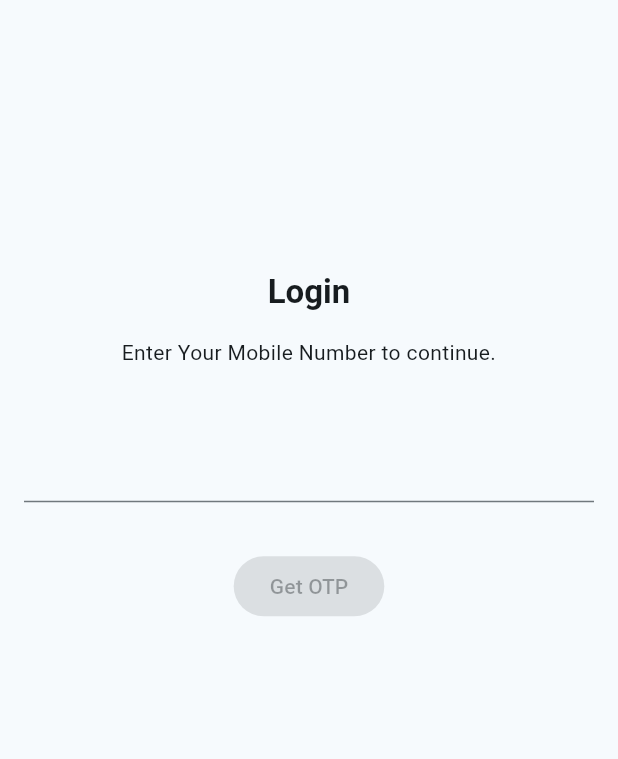
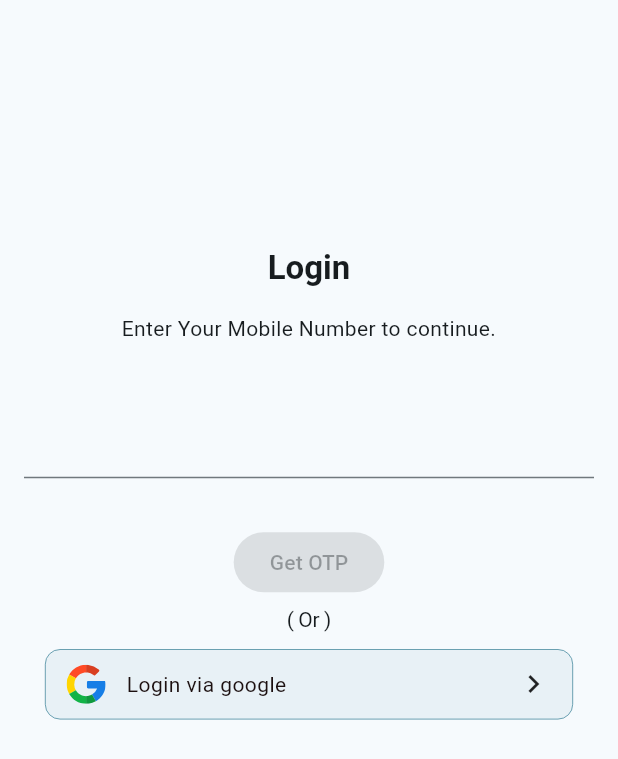
Before and after one commit to DevelopWithGaurav/chitto_tech_assignment, a Flutter app: the screen it shows after launch, on a phone screen of 412 x 824 dp. Shown: the top 759 px of the screen. Run offline on Flutter 3.47's test engine with Material 3 defaults, Android fonts, the phone set to English and light mode, and no system bars; our stand-ins replace firebase_auth, firebase_core, flutter_svg, fluttertoast, google_sign_in, pin_code_fields and 1 more; accounts and stored records are empty.

Commit message:
integrated google-signin

```diff
--- a/lib/providers/firebase_auth_provider.dart
+++ b/lib/providers/firebase_auth_provider.dart
@@ -1,5 +1,7 @@
 import 'dart:async';
 import 'dart:developer';
+
+import 'package:google_sign_in/google_sign_in.dart';
 
 import '../constant.dart';
 import '../view/dashboard_screen.dart';
@@ -12,6 +14,12 @@ import '../main.dart';
 
 class FirebaseAuthProvider with ChangeNotifier {
   FirebaseAuth? auth = FirebaseAuth.instance;
+
+  GoogleSignIn googleSignIn = GoogleSignIn(
+    scopes: <String>[
+      'email',
+    ],
+  );
 
   String phoneNumber = '';
   final phoneOTP = TextEditingController();
@@ -176,6 +184,24 @@ class FirebaseAuthProvider with ChangeNotifier {
     }
   }
 
+  Future<void> signInWithGoogle(context) async {
+    if (await googleSignIn.isSignedIn()) {
+      googleSignIn.signOut();
+    }
+    try {
+      final GoogleSignInAccount? googleUser = await googleSignIn.signIn();
+      final GoogleSignInAuthentication googleAuth =
+          await googleUser!.authentication;
+      final googleAuthCredential = GoogleAuthProvider.credential(
+        accessToken: googleAuth.accessToken,
+        idToken: googleAuth.idToken,
+      );
+      await signInWithCredential(googleAuthCredential);
+    } catch (e) {
+      log(e.toString(), name: "ERROR GOOGLE SIGNIN");
+    }
+  }
+
   Future<void> logoutFirebase() async {
     final SharedPreferences prefs = await SharedPreferences.getInstance();
 
--- a/lib/view/auth_screens/login_screen.dart
+++ b/lib/view/auth_screens/login_screen.dart
@@ -1,8 +1,10 @@
 import 'package:flutter/material.dart';
 import 'package:flutter/services.dart';
+import 'package:flutter_svg/svg.dart';
 import 'package:provider/provider.dart';
 
 import '../../constant.dart';
+import '../../generated/assets.dart';
 import '../../providers/firebase_auth_provider.dart';
 import 'otp_verification_screen.dart';
 
@@ -54,7 +56,6 @@ class _LoginScreenState extends State<LoginScreen> {
                     crossAxisAlignment: CrossAxisAlignment.center,
                     children: [
                       SizedBox(height: size.height * 0.2),
-                      const SizedBox(height: 16),
                       Text(
                         'Login',
                         textAlign: TextAlign.center,
@@ -99,7 +100,75 @@ class _LoginScreenState extends State<LoginScreen> {
                               }
                             : null,
                         child: const Text('Get OTP'),
-                      )
+                      ),
+                      Column(
+                        children: [
+                          Padding(
+                            padding: const EdgeInsets.all(6),
+                            child: Align(
+                              alignment: Alignment.center,
+                              child: Text(
+                                "( Or )",
+                                style: Theme.of(context)
+                                    .textTheme
+                                    .displayLarge!
+                                    .copyWith(fontSize: 14),
+                              ),
+                            ),
+                          ),
+                          GestureDetector(
+                            onTap: () {
+                              Provider.of<FirebaseAuthProvider>(context,
+                                      listen: false)
+                                  .signInWithGoogle(context);
+                            },
+                            child: Container(
+                              margin: const EdgeInsets.symmetric(
+                                  horizontal: 14, vertical: 6),
+                              padding: const EdgeInsets.symmetric(
+                                  horizontal: 14, vertical: 10),
+                              width: size.width,
+                              decoration: BoxDecoration(
+                                borderRadius: BorderRadius.circular(10),
+                                color: Theme.of(context)
+                                    .colorScheme
+                                    .primary
+                                    .withOpacity(0.06),
+                                border: Border.all(
+                                    width: 0.4,
+                                    color:
+                                        Theme.of(context).colorScheme.primary),
+                              ),
+                              child: Row(
+                                children: [
+                                  SvgPicture.asset(
+                                    Assets.svgGoogle,
+                                    width: 26,
+                                  ),
+                                  const SizedBox(width: 14),
+                                  Expanded(
+                                    child: Text(
+                                      "Login via google",
+                                      style: Theme.of(context)
+                                          .textTheme
+                                          .displayLarge!
+                                          .copyWith(
+                                              fontSize: 14,
+                                              color: const Color.fromARGB(
+                                                  255, 28, 16, 16),
+                                              letterSpacing: 0.3),
+                                    ),
+                                  ),
+                                  const Icon(
+                                    Icons.navigate_next,
+                                    size: 24,
+                                  ),
+                                ],
+                              ),
+                            ),
+                          ),
+                        ],
+                      ),
                     ],
                   ),
                 ),
--- a/lib/view/splash_screen.dart
+++ b/lib/view/splash_screen.dart
@@ -1,10 +1,11 @@
 import 'dart:async';
+
+import 'package:flutter/material.dart';
+import 'package:shared_preferences/shared_preferences.dart';
 
 import '../constant.dart';
 import 'auth_screens/login_screen.dart';
 import 'dashboard_screen.dart';
-import 'package:flutter/material.dart';
-import 'package:shared_preferences/shared_preferences.dart';
 
 class SplashScreen extends StatefulWidget {
   const SplashScreen({super.key});
```
Also changed, not shown: pubspec.yaml (+9 -64 lines), assets/svg/google.svg (added), lib/generated/assets.dart (added), pubspec.lock.
